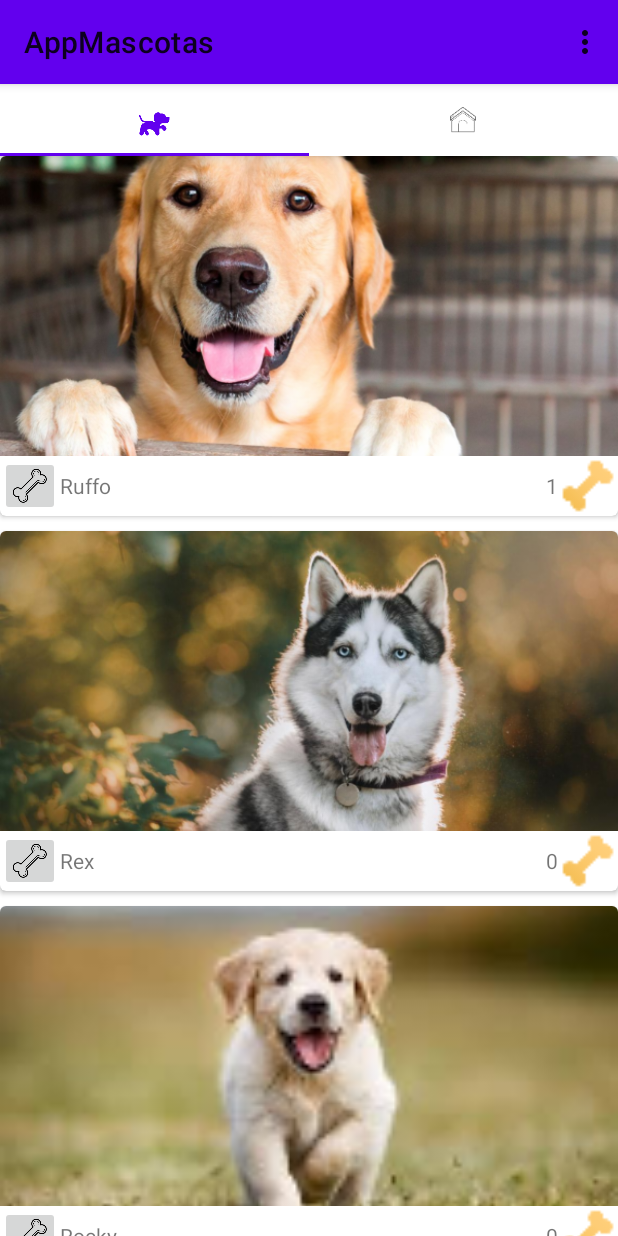
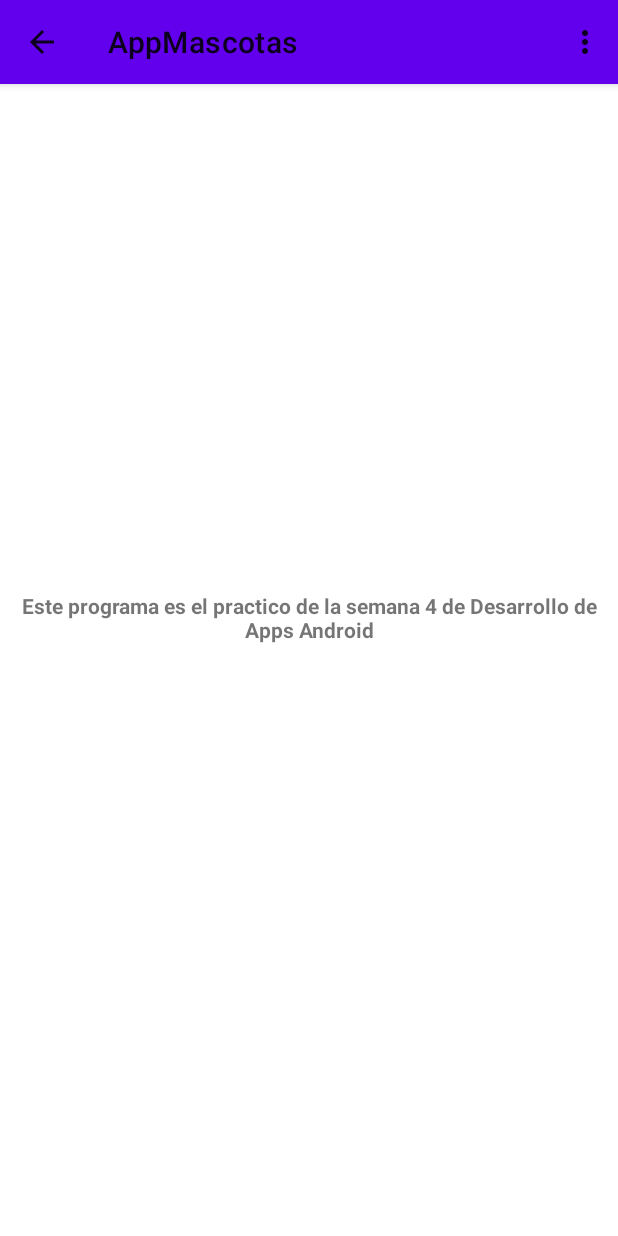
Before and after one commit to elfozi/AppMascotas, an Android app: the screen it shows after launch (MainActivity before the commit, AcercaDeActivity after it), in the options menu, after a tap on "Acerca de", on a phone screen of 412 x 824 dp. Run offline under Robolectric (Android 15) with nearby library versions, the phone set to English and light mode, and no system bars.

Commit message:
cambios menores

```diff
--- a/app/src/main/java/com/luisemilio/appmascotas/AcercaDeActivity.java
+++ b/app/src/main/java/com/luisemilio/appmascotas/AcercaDeActivity.java
@@ -1,8 +1,14 @@
 package com.luisemilio.appmascotas;
 
 import androidx.appcompat.app.AppCompatActivity;
+import androidx.appcompat.widget.Toolbar;
 
 import android.os.Bundle;
+import android.view.Menu;
+import android.view.MenuItem;
+import android.view.View;
+
+import com.google.android.material.tabs.TabLayout;
 
 public class AcercaDeActivity extends AppCompatActivity {
 
@@ -10,5 +16,21 @@ public class AcercaDeActivity extends AppCompatActivity {
     protected void onCreate(Bundle savedInstanceState) {
         super.onCreate(savedInstanceState);
         setContentView(R.layout.activity_acerca_de);
+        Toolbar myToolbar = (Toolbar) findViewById(R.id.miActionBar);
+        setSupportActionBar(myToolbar);
+        //Para ver la flecha para atras
+        getSupportActionBar().setDisplayHomeAsUpEnabled(true);
+        TabLayout item = (TabLayout) findViewById(R.id.tabLayout);
+        item.setVisibility(View.GONE);
+
+    }
+
+
+    @Override
+    public boolean onCreateOptionsMenu(Menu menu) {
+
+        getMenuInflater().inflate(R.menu.actions, menu);
+
+        return true;
     }
 }
--- a/app/src/main/java/com/luisemilio/appmascotas/MainActivity.java
+++ b/app/src/main/java/com/luisemilio/appmascotas/MainActivity.java
@@ -51,14 +51,18 @@ public class MainActivity extends AppCompatActivity {
         switch (item.getItemId()) {
             case R.id.menu_enviar_comentario:
                 Toast.makeText(this,"Hola",Toast.LENGTH_SHORT);
+                break;
             case R.id.menu_acerca_de:
-                Toast.makeText(this,"Hola",Toast.LENGTH_SHORT);
+                Intent intentAcercaDe = new Intent(this,AcercaDeActivity.class);
+                startActivity(intentAcercaDe);
+                break;
             default:
                 // If we got here, the user's action was not recognized.
                 // Invoke the superclass to handle it.
                 return super.onOptionsItemSelected(item);
 
         }
+        return true;
     }
 
     private ArrayList<Fragment> agregarFragments(){
--- a/app/src/main/res/layout/activity_acerca_de.xml
+++ b/app/src/main/res/layout/activity_acerca_de.xml
@@ -1,9 +1,21 @@
 <?xml version="1.0" encoding="utf-8"?>
-<androidx.constraintlayout.widget.ConstraintLayout xmlns:android="http://schemas.android.com/apk/res/android"
+<RelativeLayout xmlns:android="http://schemas.android.com/apk/res/android"
     xmlns:app="http://schemas.android.com/apk/res-auto"
     xmlns:tools="http://schemas.android.com/tools"
     android:layout_width="match_parent"
     android:layout_height="match_parent"
     tools:context=".AcercaDeActivity">
+    <include
+        layout="@layout/actionbar">
+    </include>
 
-</androidx.constraintlayout.widget.ConstraintLayout>
+    <TextView
+        android:layout_width="wrap_content"
+        android:layout_height="match_parent"
+        android:text="@string/txto_acerca_de"
+        android:gravity="center"
+        android:textStyle="bold"
+
+
+        />
+</RelativeLayout>
--- a/app/src/main/res/layout/fragment_mi_mascota.xml
+++ b/app/src/main/res/layout/fragment_mi_mascota.xml
@@ -24,6 +24,9 @@
         android:layout_width="150dp"
         android:layout_height="wrap_content"
         android:layout_gravity="center"
+        android:textAlignment="center"
+        android:textSize="20dp"
+        android:textStyle="bold"
         />
 
     <androidx.recyclerview.widget.RecyclerView
--- a/app/src/main/res/values/strings.xml
+++ b/app/src/main/res/values/strings.xml
@@ -4,4 +4,5 @@
     <string name="nombr_mi_perro">Ruffo</string>
     <string name="menu_acerca_de">Acerca de</string>
     <string name="menu_enviar_comentarios">Enviar Comentarios</string>
+    <string name="txto_acerca_de">Este programa es el practico de la semana 4 de Desarrollo de Apps Android</string>
 </resources>
```
Also changed, not shown: app/src/main/AndroidManifest.xml (+9 -1 lines).
